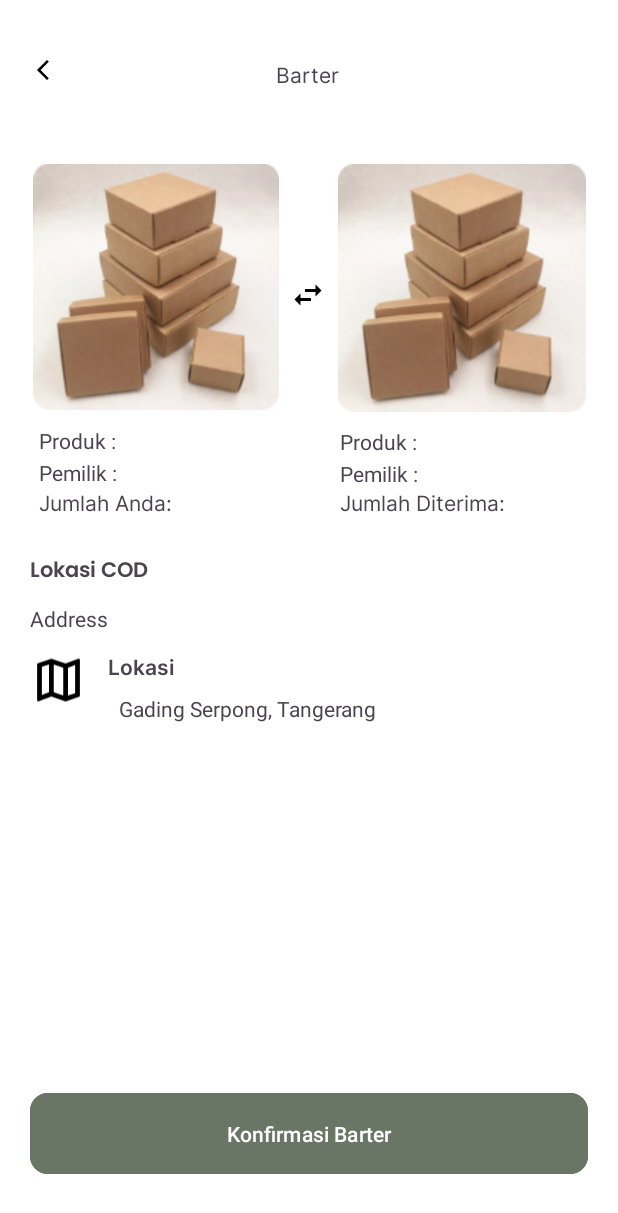
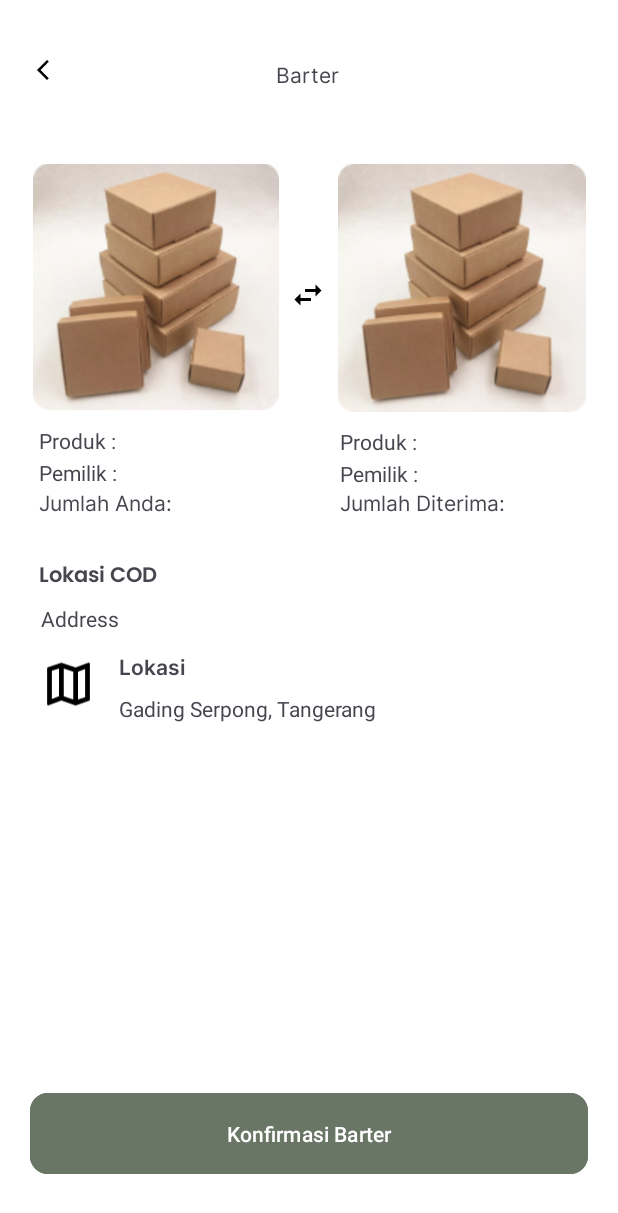
Before and after one commit to VerlyTan11/Bartems, an Android app: the BarterActivity screen opened directly, with no data from a screen before it, on a phone screen of 412 x 824 dp. Shown: the top 1213 px of the screen. Run offline under Robolectric (Android 15) with nearby library versions, the phone set to English and light mode, and no system bars; our stand-ins replace Firebase (no records; nobody signed in at launch, a user with empty details on screens opened directly); 1 statement that could not run was skipped.

Commit message:
fixed tampilan barter_page, detail product dan profile

```diff
--- a/app/src/main/res/layout/barter_page.xml
+++ b/app/src/main/res/layout/barter_page.xml
@@ -190,10 +190,10 @@
         android:text="Lokasi COD"
         app:layout_constraintBottom_toBottomOf="parent"
         app:layout_constraintEnd_toEndOf="parent"
-        app:layout_constraintHorizontal_bias="0.06"
+        app:layout_constraintHorizontal_bias="0.078"
         app:layout_constraintStart_toStartOf="parent"
         app:layout_constraintTop_toTopOf="parent"
-        app:layout_constraintVertical_bias="0.462" />
+        app:layout_constraintVertical_bias="0.466" />
 
     <TextView
         android:id="@+id/textView29"
@@ -202,7 +202,7 @@
         android:text="Address"
         app:layout_constraintBottom_toBottomOf="parent"
         app:layout_constraintEnd_toEndOf="parent"
-        app:layout_constraintHorizontal_bias="0.055"
+        app:layout_constraintHorizontal_bias="0.075"
         app:layout_constraintStart_toStartOf="parent"
         app:layout_constraintTop_toTopOf="parent" />
 
@@ -224,10 +224,10 @@
         android:layout_height="41dp"
         app:layout_constraintBottom_toBottomOf="parent"
         app:layout_constraintEnd_toEndOf="parent"
-        app:layout_constraintHorizontal_bias="0.053"
+        app:layout_constraintHorizontal_bias="0.072"
         app:layout_constraintStart_toStartOf="parent"
         app:layout_constraintTop_toTopOf="parent"
-        app:layout_constraintVertical_bias="0.553"
+        app:layout_constraintVertical_bias="0.556"
         app:srcCompat="@drawable/map" />
 
     <TextView
@@ -238,7 +238,7 @@
         android:text="Lokasi"
         app:layout_constraintBottom_toBottomOf="parent"
         app:layout_constraintEnd_toEndOf="parent"
-        app:layout_constraintHorizontal_bias="0.196"
+        app:layout_constraintHorizontal_bias="0.215"
         app:layout_constraintStart_toStartOf="parent"
         app:layout_constraintTop_toTopOf="parent"
         app:layout_constraintVertical_bias="0.54" />
--- a/app/src/main/res/layout/detail_product.xml
+++ b/app/src/main/res/layout/detail_product.xml
@@ -145,8 +145,8 @@
 
     <TextView
         android:id="@+id/product_address"
-        android:layout_width="385dp"
-        android:layout_height="35dp"
+        android:layout_width="370dp"
+        android:layout_height="66dp"
         android:fontFamily="@font/inter"
         android:text="Alamat: "
         android:textColor="#555555"
```
Also changed, not shown: app/src/main/res/layout/profile.xml (+4 -4 lines).
